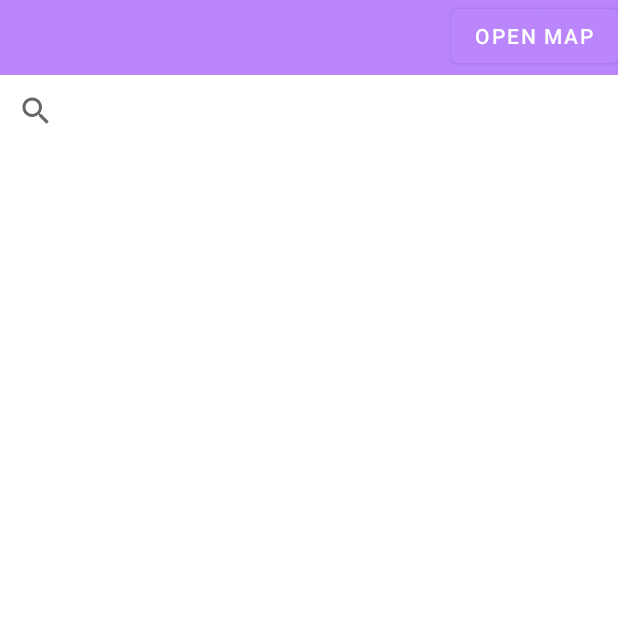
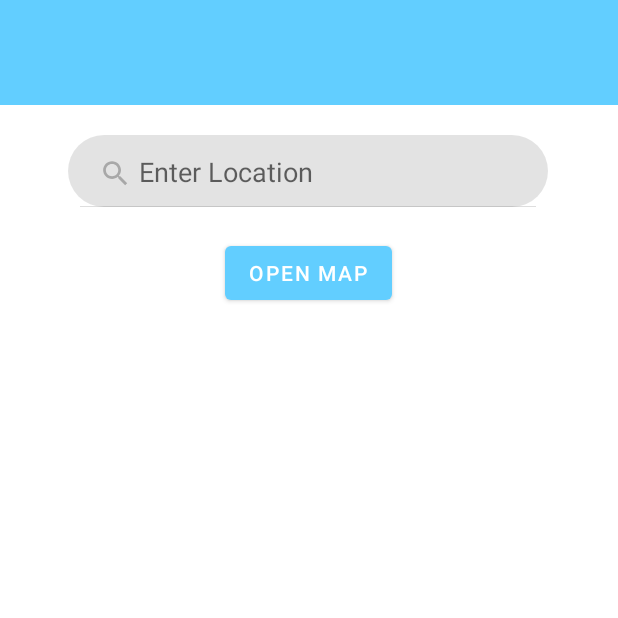
Before and after one commit to Mariam-Hossam-Saleh/Weather_Forecast_AndroidKotlin, an Android app: the screen it shows after launch (MainActivity), after a tap on an icon or button, on a phone screen of 412 x 824 dp, the top half of it. Run offline under Robolectric (Android 15) with nearby library versions, the phone set to English and light mode, and no system bars; our stand-ins replace Room's generated code; pictures from the network do not load.

Commit message:
Fix: Handling Search Adapter

```diff
--- a/Weather_Forecast/app/build.gradle.kts
+++ b/Weather_Forecast/app/build.gradle.kts
@@ -55,6 +55,7 @@ dependencies {
     implementation(libs.androidx.navigation.ui.ktx)
     implementation(libs.androidx.activity)
     implementation(libs.play.services.location)
+    implementation(libs.androidx.legacy.support.v4)
     testImplementation(libs.junit)
     androidTestImplementation(libs.androidx.junit)
     androidTestImplementation(libs.androidx.espresso.core)
--- a/Weather_Forecast/app/src/main/java/com/example/weather_forecast/model/database/WeatherDAO.kt
+++ b/Weather_Forecast/app/src/main/java/com/example/weather_forecast/model/database/WeatherDAO.kt
@@ -47,6 +47,7 @@ interface WeatherDao {
         WHERE isFavorite = 1
         AND dt = (SELECT MAX(dt) FROM weather_table WHERE cityName = weather_table.cityName AND isFavorite = 1)
         GROUP BY cityName
+        ORDER BY dt ASC
     """)
     suspend fun getFavoriteWeatherEntities(): List<WeatherEntity>
 }
--- a/Weather_Forecast/app/src/main/java/com/example/weather_forecast/search/view/SearchAdapter.kt
+++ b/Weather_Forecast/app/src/main/java/com/example/weather_forecast/search/view/SearchAdapter.kt
@@ -6,6 +6,7 @@ import android.annotation.SuppressLint
 import android.content.Context
 import android.view.LayoutInflater
 import android.view.ViewGroup
+import androidx.core.content.ContextCompat
 import androidx.recyclerview.widget.RecyclerView
 import com.bumptech.glide.Glide
 import com.bumptech.glide.load.engine.DiskCacheStrategy
@@ -16,6 +17,7 @@ import com.example.weather_forecast.databinding.ItemDaysWeatherBinding
 import com.example.weather_forecast.databinding.ItemSearchBinding
 import com.example.weather_forecast.model.pojos.WeatherEntity
 import com.example.weather_forecast.model.pojos.getIconResId
+import com.example.weather_forecast.model.pojos.getWeatherStateResId
 import java.text.SimpleDateFormat
 import java.util.*
 
@@ -47,6 +49,7 @@ class SearchAdapter(private val context: Context, var weatherEntity: List<Weathe
         @SuppressLint("SetTextI18n")
         fun bind(weather: WeatherEntity) {
             binding.apply {
+                favItem.background = ContextCompat.getDrawable(root.context, getWeatherStateResId(weather.weatherMain))
                 cityName.text = weather.cityName
                 minMaxTemp.text = "${weather.mainTemp_min}/${weather.mainTemp_max}°C"
                 mainTemp.text = "${weather.mainTemp}°C"
--- a/Weather_Forecast/app/src/main/java/com/example/weather_forecast/search/view/SearchFragment.kt
+++ b/Weather_Forecast/app/src/main/java/com/example/weather_forecast/search/view/SearchFragment.kt
@@ -70,6 +70,8 @@ class SearchFragment : Fragment(), OnLocationClickListener {
         setUpRecyclerView()
         setupUI()
         searchViewModel.getFavoriteWeatherEntities()
+        binding.searchView.onActionViewExpanded()
+        binding.searchView.clearFocus()
     }
 
     private fun setupViewModel() {
--- /dev/null
+++ b/Weather_Forecast/app/src/main/res/drawable/rounded_bg.xml
@@ -0,0 +1,5 @@
+<shape xmlns:android="http://schemas.android.com/apk/res/android"
+    android:shape="rectangle">
+    <solid android:color="@color/semi_transparent" />
+    <corners android:radius="30dp" />
+</shape>
--- a/Weather_Forecast/app/src/main/res/layout/fragment_search.xml
+++ b/Weather_Forecast/app/src/main/res/layout/fragment_search.xml
@@ -1,47 +1,56 @@
 <?xml version="1.0" encoding="utf-8"?>
-<androidx.constraintlayout.widget.ConstraintLayout xmlns:android="http://schemas.android.com/apk/res/android"
+<androidx.core.widget.NestedScrollView xmlns:android="http://schemas.android.com/apk/res/android"
     xmlns:app="http://schemas.android.com/apk/res-auto"
     xmlns:tools="http://schemas.android.com/tools"
     android:layout_width="match_parent"
     android:layout_height="match_parent"
     tools:context=".search.view.SearchFragment">
 
+    <LinearLayout
+        android:layout_width="match_parent"
+        android:layout_height="match_parent"
+        android:orientation="vertical">
         <ImageView
             android:id="@+id/app_bar"
             android:layout_width="match_parent"
-        android:layout_height="50dp"
-        android:src="@color/purple_200"
-        app:layout_constraintTop_toTopOf="parent"
-        app:layout_constraintStart_toStartOf="parent"/>
+            android:layout_height="70dp"
+            android:src="@color/light_blue" />
+
+
+        <FrameLayout
+            android:layout_width="320dp"
+            android:layout_height="wrap_content"
+            android:layout_marginStart="45dp"
+            android:layout_marginTop="20dp"
+            android:layout_marginBottom="20dp">
+            <TextView
+                android:layout_width="match_parent"
+                android:layout_height="match_parent"
+                android:background="@drawable/rounded_bg"/>
+            <SearchView
+                android:id="@+id/searchView"
+                android:layout_width="match_parent"
+                android:layout_height="wrap_content"
+                android:queryHint="Enter Location" />
+
+        </FrameLayout>
 
         <Button
             android:id="@+id/btnMAP"
             android:layout_width="wrap_content"
             android:layout_height="wrap_content"
-        android:text="Open Map"
-        app:layout_constraintEnd_toEndOf="parent"
-        app:layout_constraintTop_toTopOf="parent"
-        app:layout_constraintHorizontal_bias="0.666" />
-
-
-    <SearchView
-        android:id="@+id/searchView"
-        android:layout_width="match_parent"
-        android:layout_height="wrap_content"
-        android:queryHint="Enter Location"
-        android:textColorHint="@color/gray"
-        app:layout_constraintStart_toStartOf="parent"
-        app:layout_constraintTop_toBottomOf="@+id/app_bar"/>
+            android:layout_gravity="center"
+            android:text="Open Map" />
 
         <androidx.recyclerview.widget.RecyclerView
             android:id="@+id/searchRecycleView"
             android:layout_width="match_parent"
             android:layout_height="wrap_content"
-        android:layout_marginStart="30dp"
-        android:layout_marginEnd="30dp"
+            android:layout_marginStart="10dp"
             android:layout_marginTop="20dp"
-        android:background="@android:color/transparent"
-        app:layout_constraintStart_toStartOf="parent"
-        app:layout_constraintTop_toBottomOf="@+id/searchView"/>
+            android:layout_marginEnd="10dp"
+            android:background="@android:color/transparent" />
+    </LinearLayout>
 
-</androidx.constraintlayout.widget.ConstraintLayout>
+
+</androidx.core.widget.NestedScrollView>
--- a/Weather_Forecast/app/src/main/res/values/colors.xml
+++ b/Weather_Forecast/app/src/main/res/values/colors.xml
@@ -13,5 +13,6 @@
     <color name="light_gray">#a0a3a3</color>
     <color name="hoverColor">#44FFFFFF</color>
     <color name="pressedColor">#55FFFFFF</color>
+    <color name="light_blue">#62ceff</color>
 
 </resources>
--- a/Weather_Forecast/app/src/main/res/values/themes.xml
+++ b/Weather_Forecast/app/src/main/res/values/themes.xml
@@ -2,7 +2,7 @@
     <!-- Base application theme. -->
     <style name="Theme.Weather_Forecast" parent="Theme.MaterialComponents.DayNight.DarkActionBar">
         <!-- Primary brand color. -->
-        <item name="colorPrimary">@color/purple_200</item>
+        <item name="colorPrimary">@color/light_blue</item>
         <item name="colorPrimaryVariant">@color/transparent</item>
         <item name="colorOnPrimary">@color/white</item>
         <!-- Secondary brand color. -->
--- a/Weather_Forecast/gradle/libs.versions.toml
+++ b/Weather_Forecast/gradle/libs.versions.toml
@@ -14,6 +14,7 @@ navigationFragmentKtx = "2.9.0"
 navigationUiKtx = "2.9.0"
 activity = "1.10.1"
 playServicesLocation = "21.3.0"
+legacySupportV4 = "1.0.0"
 
 [libraries]
 androidx-core-ktx = { group = "androidx.core", name = "core-ktx", version.ref = "coreKtx" }
@@ -29,6 +30,7 @@ androidx-navigation-fragment-ktx = { group = "androidx.navigation", name = "navi
 androidx-navigation-ui-ktx = { group = "androidx.navigation", name = "navigation-ui-ktx", version.ref = "navigationUiKtx" }
 androidx-activity = { group = "androidx.activity", name = "activity", version.ref = "activity" }
 play-services-location = { group = "com.google.android.gms", name = "play-services-location", version.ref = "playServicesLocation" }
+androidx-legacy-support-v4 = { group = "androidx.legacy", name = "legacy-support-v4", version.ref = "legacySupportV4" }
 
 [plugins]
 android-application = { id = "com.android.application", version.ref = "agp" }
```
Also changed, not shown: Weather_Forecast/app/src/main/res/drawable/foreground.xml (added, +10 -0 lines), Weather_Forecast/app/src/main/res/layout/item_search.xml (+34 -26 lines). Lines whose indentation alone changed are shown as unchanged.
